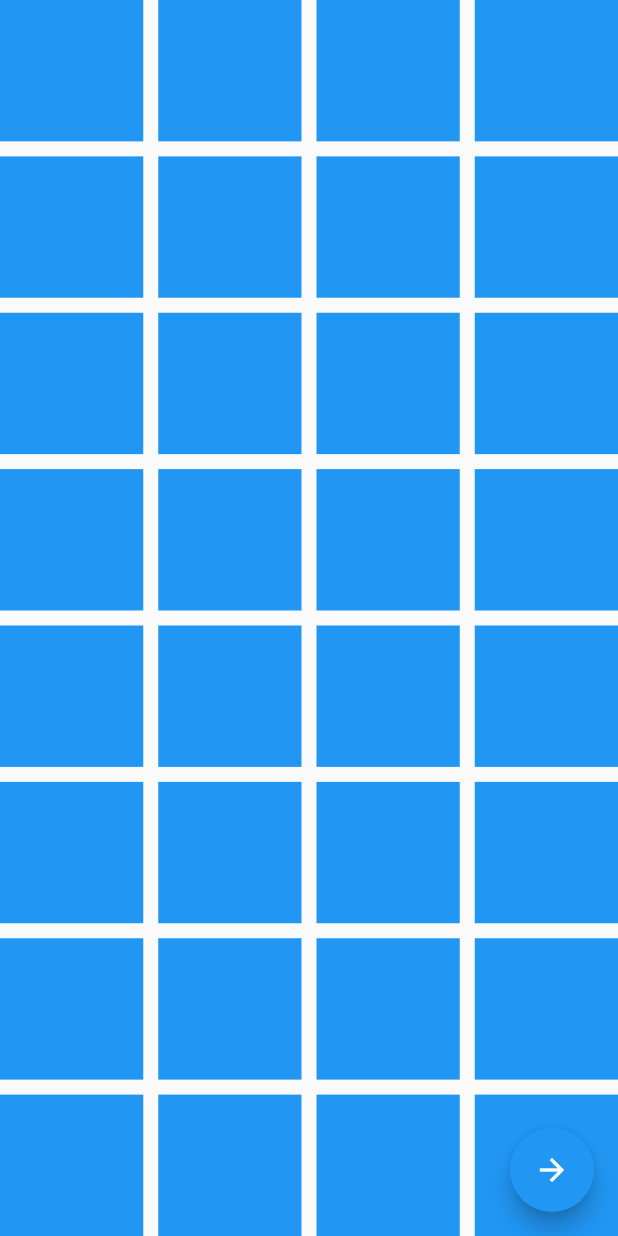
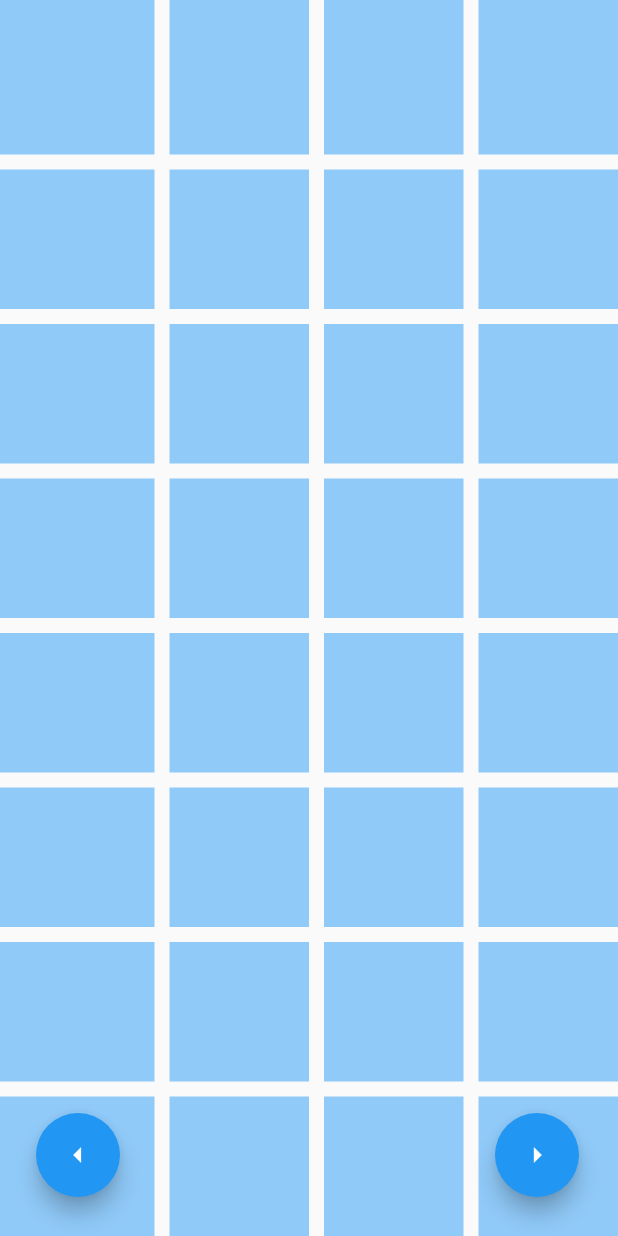
Before and after one commit to Thanh-TCT/buoi1, a Flutter app: the Trang3 screen opened by its route, on a phone screen of 412 x 824 dp. Run offline on Flutter 3.47's test engine with Material 2 defaults, Android fonts, the phone set to English and light mode, and no system bars.

Commit message:
update Trang3

```diff
--- a/lib/pages/trang3.dart
+++ b/lib/pages/trang3.dart
@@ -1,5 +1,6 @@
 
 
+import 'package:buoi1/pages/trang2.dart';
 import 'package:buoi1/pages/trang4.dart';
 import 'package:flutter/material.dart';
 import 'package:flutter/src/widgets/framework.dart';
@@ -17,256 +18,54 @@ class _Trang3State extends State<Trang3> {
   @override
   Widget build(BuildContext context) {
     return  Scaffold(
-      floatingActionButton: FloatingActionButton(
-        child: const Icon(Icons.arrow_forward),
+      floatingActionButton : Wrap(
+        spacing: 230,
+        direction: Axis.horizontal,
+        children: [
+          Container(
+            margin : const EdgeInsets.all(10),
+
+      child : FloatingActionButton(
+
+        heroTag: 'a3',
+        child: const Icon(Icons.arrow_left_sharp),
+        onPressed: (){
+      Navigator .push(context,
+      MaterialPageRoute(builder:(context) => const Trang2()));
+      },
+      )
+          ),
+      Container(
+      margin: const EdgeInsets.all(10),
+
+      child : FloatingActionButton(
+        heroTag : 'a4',
+        child: const Icon(Icons.arrow_right_sharp),
         onPressed: (){
       Navigator .push(context,
       MaterialPageRoute(builder:(context) => const Trang4()));
       },
       ),
-      body : Column(children: [
-        Expanded(
-          child: Row(
-          children: [
-               Expanded(
-                  child: Container (
-                    color: Colors.blue,
-                ),
-            ),
-            SizedBox(width: 10,),
-              Expanded(
-              child: Container (
-                color: Colors.blue,
+      )
+        ]
+      ),
+      body : Container(
+        child: Row (children: [
+          ...List.generate(4, (index) => Expanded(
+            child: Padding(
+              padding: EdgeInsets.only(left: index !=0 ? 10 : 0),
+              child: Column(
+              children: [
+                ... List.generate(8, (index) => Expanded(child: Container(
+                  margin: EdgeInsets.only(top : index !=0 ? 10 : 0),
+                  color: Colors.blue[200],
+                )))
+              ],
               ),
-            ),
-            SizedBox(width: 10,),
-              Expanded(
-              child: Container (
-                color: Colors.blue,
-              ),
-            ),
-            SizedBox(width: 10,),
-             Expanded(
-              child: Container (
-                color: Colors.blue,
-              ),
-            ),
-          ],
-              ),
-        ),
-        SizedBox(height: 10,),
-        Expanded(
-        child: Row(
-          children: [
-               Expanded(
-                  child: Container (
-                    color: Colors.blue,
-                ),
-            ),
-            SizedBox(width: 10,),
-            Expanded(
-              child: Container (
-                color: Colors.blue,
-              ),
-            ),
-            SizedBox(width: 10,),
-            Expanded(
-              child: Container (
-                color: Colors.blue,
-              ),
-            ),
-            SizedBox(width: 10,),
-            Expanded(
-              child: Container (
-                color: Colors.blue,
-              ),
-            ),
+              ) ))
+        ]),
 
-
-          ],
-        ),
-      ),
-      SizedBox(height: 10,),
-      Expanded(
-          child: Row(
-          children: [
-               Expanded(
-                  child: Container (
-                    color: Colors.blue,
-                ),
-            ),
-            SizedBox(width: 10,),
-              Expanded(
-              child: Container (
-                color: Colors.blue,
-              ),
-            ),
-            SizedBox(width: 10,),
-              Expanded(
-              child: Container (
-                color: Colors.blue,
-              ),
-            ),
-            SizedBox(width: 10,),
-             Expanded(
-              child: Container (
-                color: Colors.blue,
-              ),
-            ),
-          ],
-              ),
-        ),
-        SizedBox(height: 10,),
-        Expanded(
-          child: Row(
-          children: [
-               Expanded(
-                  child: Container (
-                    color: Colors.blue,
-                ),
-            ),
-            SizedBox(width: 10,),
-              Expanded(
-              child: Container (
-                color: Colors.blue,
-              ),
-            ),
-            SizedBox(width: 10,),
-              Expanded(
-              child: Container (
-                color: Colors.blue,
-              ),
-            ),
-            SizedBox(width: 10,),
-             Expanded(
-              child: Container (
-                color: Colors.blue,
-              ),
-            ),
-          ],
-              ),
-        ),
-        SizedBox(height: 10,),
-        Expanded(
-          child: Row(
-          children: [
-               Expanded(
-                  child: Container (
-                    color: Colors.blue,
-                ),
-            ),
-            SizedBox(width: 10,),
-              Expanded(
-              child: Container (
-                color: Colors.blue,
-              ),
-            ),
-            SizedBox(width: 10,),
-              Expanded(
-              child: Container (
-                color: Colors.blue,
-              ),
-            ),
-            SizedBox(width: 10,),
-             Expanded(
-              child: Container (
-                color: Colors.blue,
-              ),
-            ),
-          ],
-              ),
-        ),
-        SizedBox(height: 10,),
-        Expanded(
-          child: Row(
-          children: [
-               Expanded(
-                  child: Container (
-                    color: Colors.blue,
-                ),
-            ),
-            SizedBox(width: 10,),
-              Expanded(
-              child: Container (
-                color: Colors.blue,
-              ),
-            ),
-            SizedBox(width: 10,),
-              Expanded(
-              child: Container (
-                color: Colors.blue,
-              ),
-            ),
-            SizedBox(width: 10,),
-             Expanded(
-              child: Container (
-                color: Colors.blue,
-              ),
-            ),
-          ],
-              ),
-        ),
-        SizedBox(height: 10,),
-        Expanded(
-          child: Row(
-          children: [
-               Expanded(
-                  child: Container (
-                    color: Colors.blue,
-                ),
-            ),
-            SizedBox(width: 10,),
-              Expanded(
-              child: Container (
-                color: Colors.blue,
-              ),
-            ),
-            SizedBox(width: 10,),
-              Expanded(
-              child: Container (
-                color: Colors.blue,
-              ),
-            ),
-            SizedBox(width: 10,),
-             Expanded(
-              child: Container (
-                color: Colors.blue,
-              ),
-            ),
-          ],
-              ),
-        ),
-        SizedBox(height: 10,),
-        Expanded(
-          child: Row(
-          children: [
-               Expanded(
-                  child: Container (
-                    color: Colors.blue,
-                ),
-            ),
-            SizedBox(width: 10,),
-              Expanded(
-              child: Container (
-                color: Colors.blue,
-              ),
-            ),
-            SizedBox(width: 10,),
-              Expanded(
-              child: Container (
-                color: Colors.blue,
-              ),
-            ),
-            SizedBox(width: 10,),
-             Expanded(
-              child: Container (
-                color: Colors.blue,
-              ),
-            ),
-          ],
-              ),
-        ),
-      ],)
+          )
 
 
 
```
